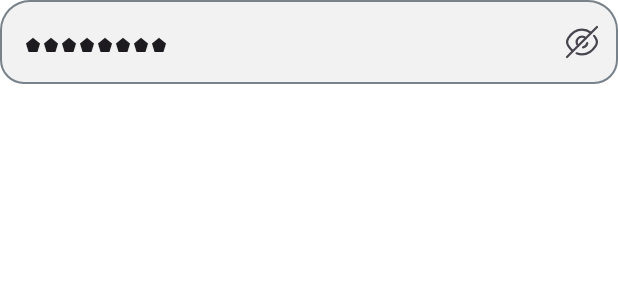
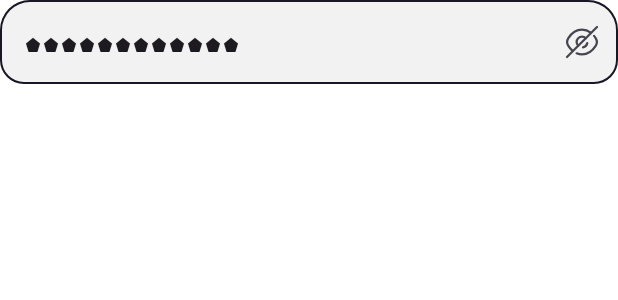
Before and after one commit to mobven/YummyCompose, an Android app built with Jetpack Compose: the @Preview function PasswordVisibilityButton, on a phone screen of 412 x 824 dp. Shown: the top 300 px of the screen. Run offline under Robolectric (Android 15) with nearby library versions, the phone set to English and light mode, and no system bars; Roboto replaces fonts that are not available here.

Commit message:
✨[FEATURE] - Input Fields.

```diff
--- a/designsystem/src/main/java/com/mobven/designsystem/components/inputs/PasswordInputField.kt
+++ b/designsystem/src/main/java/com/mobven/designsystem/components/inputs/PasswordInputField.kt
@@ -44,7 +44,7 @@ fun PasswordInputField(
     hint: String,
     modifier: Modifier = Modifier,
     isFocused: Boolean = false,
-    isError: Boolean = false,
+    isError: Boolean,
     errorMessage: String,
 ) {
 
@@ -54,22 +54,24 @@ fun PasswordInputField(
 
     val image = painterResource(id = R.drawable.eye_slash)
 
-
     Column {
         TextField(
             value = value.orEmpty(),
             onValueChange = onValueChange,
-            Modifier
+            modifier = Modifier
                 .fillMaxWidth()
-                .border(
-                    1.dp, NeutralGrayscale70, RoundedCornerShape(
-                        topStart = 20.dp,
-                        bottomStart = 16.dp,
-                        topEnd = 20.dp,
-                        bottomEnd = 16.dp
+                .conditional(!isFocused && !isError){
+                    border(
+                        1.dp, NeutralGrayscale70,
+                        RoundedCornerShape(
+                            topStart = 20.dp,
+                            bottomStart = 16.dp,
+                            topEnd = 20.dp,
+                            bottomEnd = 16.dp
+                        )
                     )
-                )
-                .conditional(isFocused) {
+                }
+                .conditional(isFocused && !isError) {
                     border(
                         1.dp, NeutralGrayscale100,
                         RoundedCornerShape(
@@ -137,13 +139,13 @@ fun PasswordInputField(
 @Composable
 fun PasswordVisibilityButton() {
     PasswordInputField(
-        value = "Password",
+        value = "Sample Value",
         onValueChange = {},
         cursorColor = NeutralGrayscale100,
         hint = "Password",
         modifier = Modifier,
-        isFocused = false,
         isError = false,
-        errorMessage = ""
+        isFocused = true,
+        errorMessage = "Error Message"
     )
 }
```
